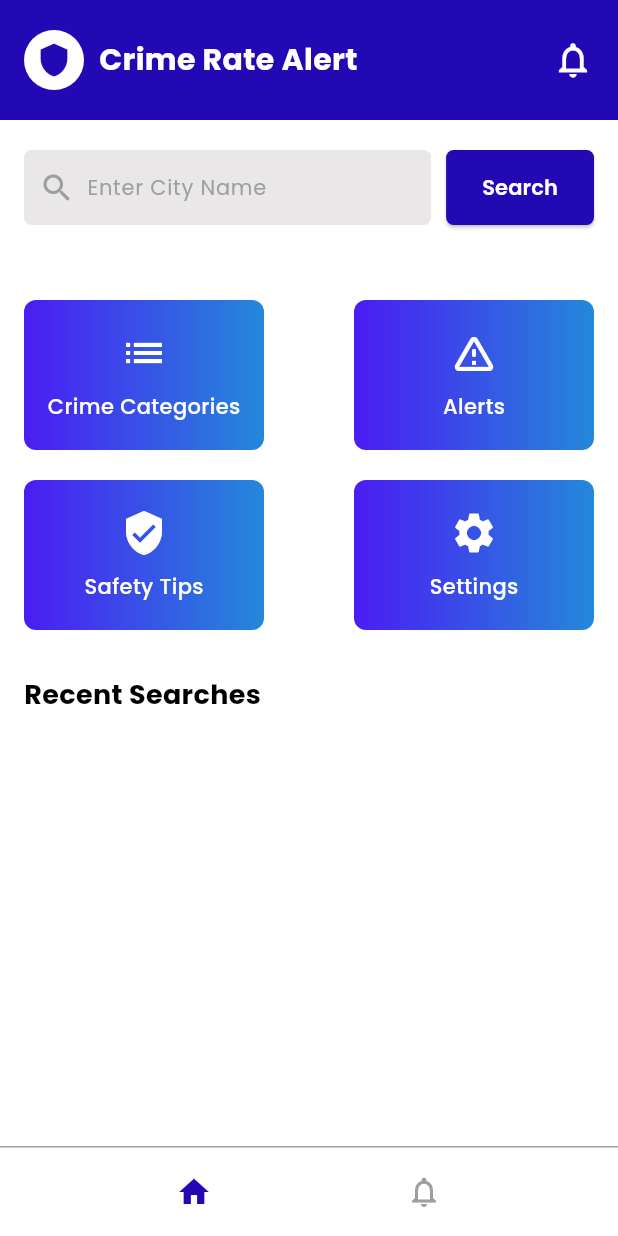
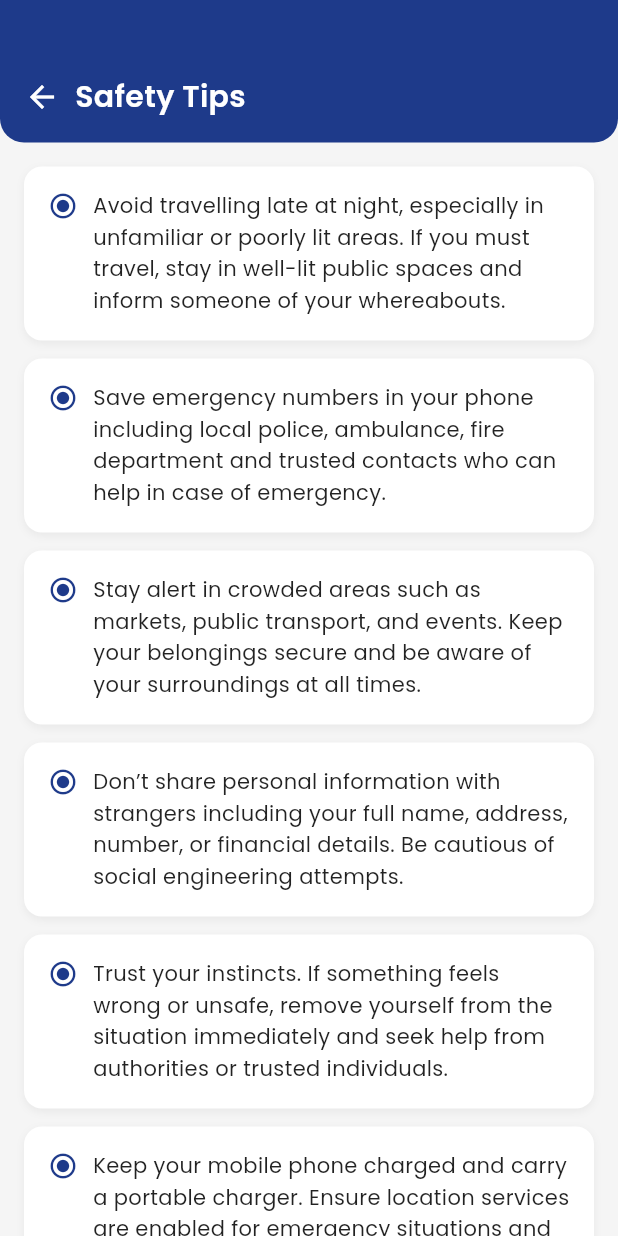
Before and after one commit to Amansarfraz/crime_app, a Flutter app: the HomeScreen screen opened by its route, after a tap on "Safety Tips", on a phone screen of 412 x 824 dp. Run offline on Flutter 3.47's test engine with Material 3 defaults, Android fonts, the light colour scheme and no system bars; our stand-ins replace google_fonts.

Commit message:
first commit

```diff
--- a/lib/screens/home_screen.dart
+++ b/lib/screens/home_screen.dart
@@ -1,7 +1,7 @@
 import 'dart:convert';
 import 'package:crime_app/screens/crime_categories_screen.dart';
 import 'package:crime_app/screens/crime_alerts_screen.dart';
-//import 'package:crime_app/screens/safety_tips_screen.dart';
+import 'package:crime_app/screens/safety_tips_screen.dart';
 //import 'package:crime_app/screens/settings_screen.dart';
 import 'package:flutter/material.dart';
 import 'package:http/http.dart' as http;
@@ -341,10 +341,12 @@ class _HomeScreenState extends State<HomeScreen> {
                     GestureDetector(
                       onTap: () {
                         // 👉 Navigate to Safety Tips Screen
-                        // Navigator.push(
-                        //   context,
-                        //   MaterialPageRoute(builder: (context) => const SafetyTipsScreen()),
-                        // );
+                        Navigator.push(
+                          context,
+                          MaterialPageRoute(
+                            builder: (context) => const SafetyTipsScreen(),
+                          ),
+                        );
                       },
                       child: buildQuickBox("Safety Tips", Icons.verified_user),
                     ),
--- /dev/null
+++ b/lib/screens/safety_tips_screen.dart
@@ -0,0 +1,110 @@
+import 'package:flutter/material.dart';
+
+class SafetyTipsScreen extends StatelessWidget {
+  const SafetyTipsScreen({super.key});
+
+  @override
+  Widget build(BuildContext context) {
+    final tips = [
+      "Avoid travelling late at night, especially in unfamiliar or poorly lit areas. If you must travel, stay in well-lit public spaces and inform someone of your whereabouts.",
+      "Save emergency numbers in your phone including local police, ambulance, fire department and trusted contacts who can help in case of emergency.",
+      "Stay alert in crowded areas such as markets, public transport, and events. Keep your belongings secure and be aware of your surroundings at all times.",
+      "Don’t share personal information with strangers including your full name, address, number, or financial details. Be cautious of social engineering attempts.",
+      "Trust your instincts. If something feels wrong or unsafe, remove yourself from the situation immediately and seek help from authorities or trusted individuals.",
+      "Keep your mobile phone charged and carry a portable charger. Ensure location services are enabled for emergency situations and share your location with trusted contacts.",
+    ];
+
+    return Scaffold(
+      backgroundColor: Colors.grey.shade100,
+      body: Column(
+        children: [
+          // 🔵 Header Bar
+          Container(
+            width: double.infinity,
+            padding: const EdgeInsets.only(
+              top: 50,
+              left: 16,
+              right: 16,
+              bottom: 16,
+            ),
+            decoration: const BoxDecoration(
+              color: Color(0xFF1E3A8A), // Deep blue color
+              borderRadius: BorderRadius.only(
+                bottomLeft: Radius.circular(16),
+                bottomRight: Radius.circular(16),
+              ),
+            ),
+            child: Row(
+              children: [
+                GestureDetector(
+                  onTap: () => Navigator.pop(context),
+                  child: const Icon(Icons.arrow_back, color: Colors.white),
+                ),
+                const SizedBox(width: 10),
+                const Text(
+                  "Safety Tips",
+                  style: TextStyle(
+                    color: Colors.white,
+                    fontSize: 20,
+                    fontFamily: 'Poppins',
+                    fontWeight: FontWeight.w600,
+                  ),
+                ),
+              ],
+            ),
+          ),
+
+          // 🔽 Tips List
+          Expanded(
+            child: SingleChildScrollView(
+              padding: const EdgeInsets.all(16),
+              child: Column(
+                children: tips
+                    .map(
+                      (tip) => Container(
+                        margin: const EdgeInsets.only(bottom: 12),
+                        padding: const EdgeInsets.all(16),
+                        decoration: BoxDecoration(
+                          color: Colors.white,
+                          borderRadius: BorderRadius.circular(12),
+                          boxShadow: [
+                            BoxShadow(
+                              color: Colors.black.withOpacity(0.05),
+                              blurRadius: 4,
+                              offset: const Offset(0, 2),
+                            ),
+                          ],
+                        ),
+                        child: Row(
+                          crossAxisAlignment: CrossAxisAlignment.start,
+                          children: [
+                            const Icon(
+                              Icons.radio_button_checked,
+                              color: Color(0xFF1E3A8A),
+                              size: 20,
+                            ),
+                            const SizedBox(width: 10),
+                            Expanded(
+                              child: Text(
+                                tip,
+                                style: const TextStyle(
+                                  fontSize: 14,
+                                  height: 1.5,
+                                  fontFamily: 'Poppins',
+                                  color: Colors.black87,
+                                ),
+                              ),
+                            ),
+                          ],
+                        ),
+                      ),
+                    )
+                    .toList(),
+              ),
+            ),
+          ),
+        ],
+      ),
+    );
+  }
+}
```
